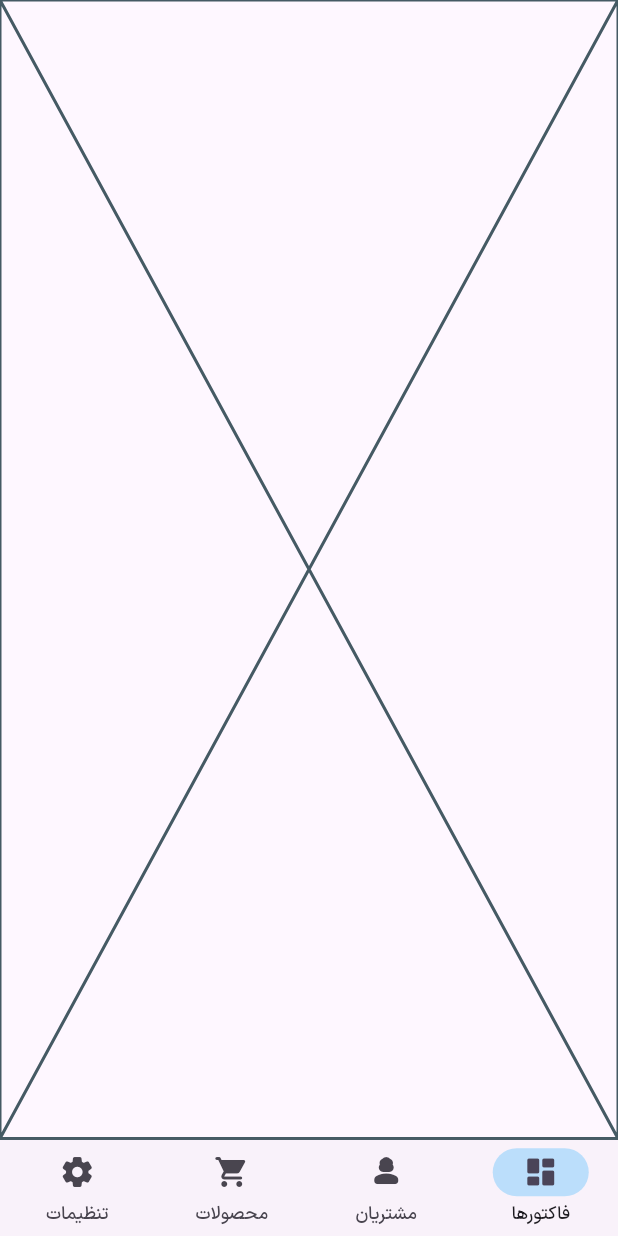
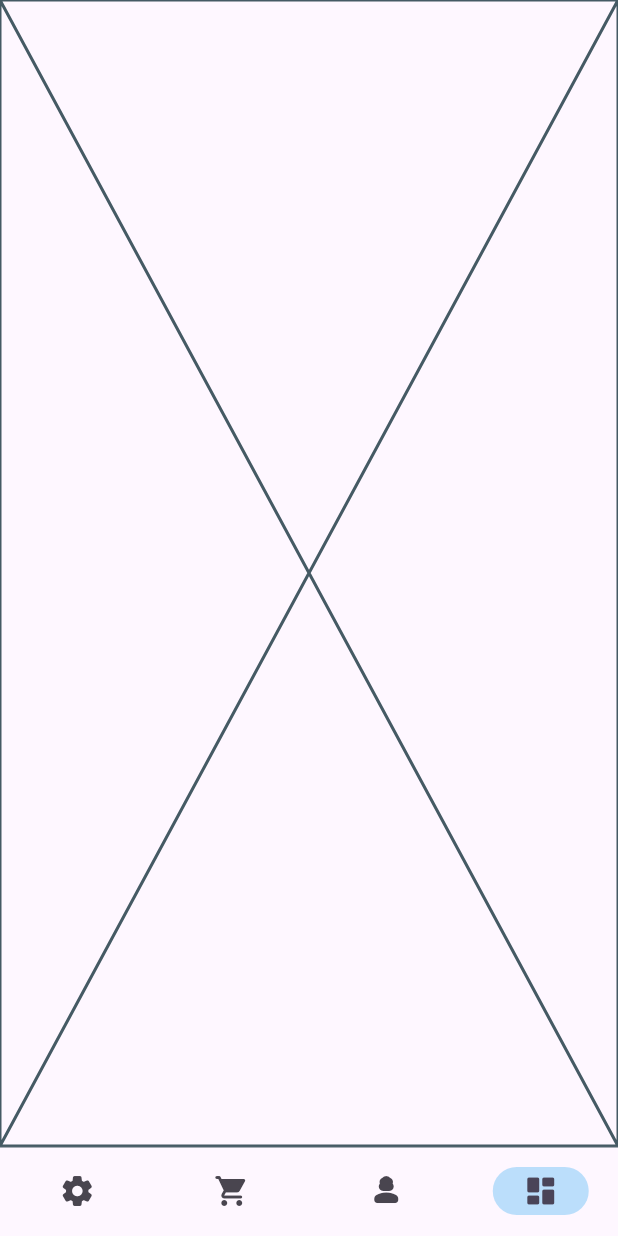
Before and after one commit to AliSamavi/smart_invoice, a Flutter app: the MainPage screen opened by its route, on a phone screen of 412 x 824 dp. Run offline on Flutter 3.47's test engine with Material 3 defaults, Android fonts, the phone set to English and light mode, and no system bars; our stand-ins replace dartz, file_picker, get, hive, hive_flutter; accounts and stored records are empty.

Commit message:
style: update NavigationBar styling in MainPage
- Adjusted the height of the `NavigationBar` to 60.
- Updated the `backgroundColor` to use a semi-transparent white color.
- Set `labelBehavior` to `NavigationDestinationLabelBehavior.alwaysHide` for a cleaner look.

```diff
--- a/lib/presentation/pages/main_page.dart
+++ b/lib/presentation/pages/main_page.dart
@@ -10,9 +10,10 @@ class MainPage extends GetView<MainController> {
     return Scaffold(
       bottomNavigationBar: Obx(
         () => NavigationBar(
-          height: 65,
-          backgroundColor: Colors.grey.withOpacity(0.05),
+          height: 60,
+          backgroundColor: Colors.white.withOpacity(0.05),
           overlayColor: const WidgetStatePropertyAll(Color(0xAABBDEFB)),
+          labelBehavior: NavigationDestinationLabelBehavior.alwaysHide,
           indicatorColor: const Color(0xFFBBDEFB),
           selectedIndex: controller.selectedIndex,
           onDestinationSelected: controller.onSelected,
--- a/lib/presentation/pages/settings_page.dart
+++ b/lib/presentation/pages/settings_page.dart
@@ -16,7 +16,7 @@ class SettingsPage extends GetView<SettingsController> {
     return Scaffold(
       appBar: AppBar(
         title: const Text(
-          "تنظیمات فاکتور",
+          "تنظیمات",
           style: TextStyle(
             fontSize: 20,
             fontWeight: FontWeight.w500,
```
